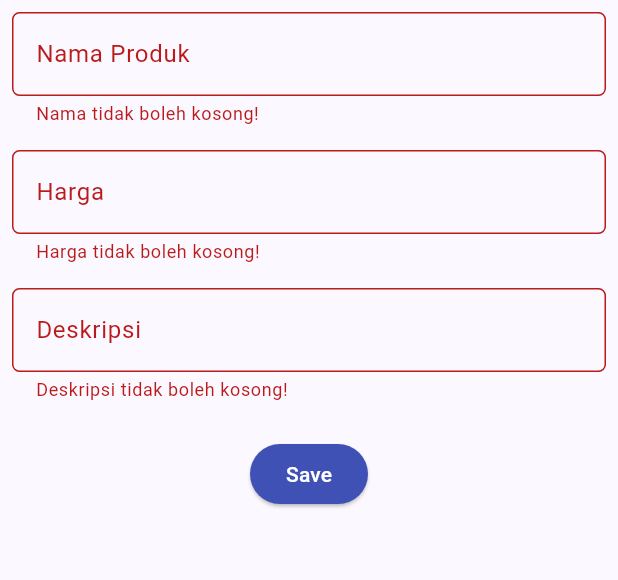
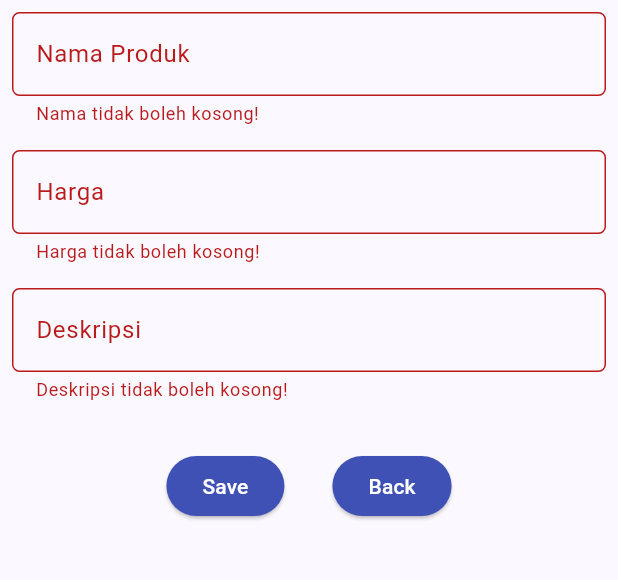
Before and after one commit to humama/shopping-list-mobile, a Flutter app: the ShopFormPage screen opened directly, after a tap on "Save", on a phone screen of 412 x 824 dp, the part 84-664 px from its top. Run offline on Flutter 3.47's test engine with Material 2 defaults, Android fonts, the phone set to English and light mode, and no system bars.

Commit message:
tutorial 7 selesai

```diff
--- a/lib/screens/shoplist_form.dart
+++ b/lib/screens/shoplist_form.dart
@@ -106,6 +106,11 @@ class _ShopFormPageState extends State<ShopFormPage> {
                   ),
                   Padding(
                     padding: const EdgeInsets.all(8.0),
+                    child: Row(
+                      mainAxisAlignment: MainAxisAlignment.center,
+                      children: [
+                        Padding(
+                          padding: const EdgeInsets.all(8.0),
                           child: Align(
                             alignment: Alignment.bottomCenter,
                             child: Padding(
@@ -144,6 +149,7 @@ class _ShopFormPageState extends State<ShopFormPage> {
                                         );
                                       },
                                     );
+                                  _formKey.currentState!.reset();
                                   }
                                 },
                                 child: const Text(
@@ -153,7 +159,32 @@ class _ShopFormPageState extends State<ShopFormPage> {
                               ),
                             ),
                           ),
+                        ),
+                        Padding(
+                          padding: const EdgeInsets.all(8.0),
+                          child: Align(
+                            alignment: Alignment.bottomCenter,
+                            child: Padding(
+                              padding: const EdgeInsets.all(8.0),
+                              child: ElevatedButton(
+                                style: ButtonStyle(
+                                  backgroundColor:
+                                      MaterialStateProperty.all(Colors.indigo),
+                                ),
+                                onPressed: (){
+                                  Navigator.pop(context);
+                                },
+                                child: const Text(
+                                  "Back",
+                                  style: TextStyle(color: Colors.white),
+                                ),
                               )
+                            )
+                          )
+                        )
+                      ]
+                    )
+                  ),
                 ]
               )
             ),
--- a/lib/widgets/left_drawer.dart
+++ b/lib/widgets/left_drawer.dart
@@ -54,7 +54,7 @@ class LeftDrawer extends StatelessWidget {
             title: const Text('Tambah Produk'),
             // Bagian redirection ke ShopFormPage
             onTap: () {
-              Navigator.pushReplacement(
+              Navigator.push(
                   context,
                   MaterialPageRoute(
                     builder: (context) => const ShopFormPage(),
```
Lines whose indentation alone changed are shown as unchanged.
